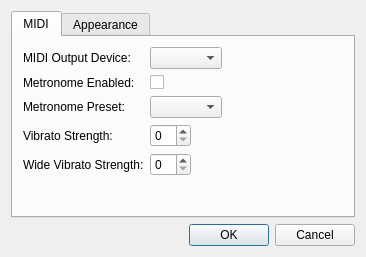
Old version of the form source/dialogs/preferencesdialog.ui in the repository powertab/powertabeditor.
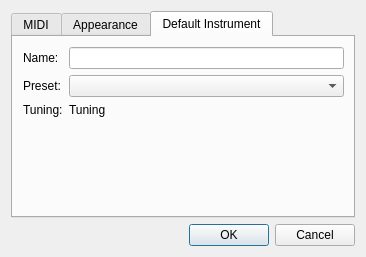
New version of the form. The open tabs and pages were chosen to show the change. Custom widgets are drawn as their Qt base class.

Commit message: Allow the default name, preset, and tuning to be customized for new guitars that are added.

```diff
--- a/source/dialogs/preferencesdialog.ui
+++ b/source/dialogs/preferencesdialog.ui
@@ -135,6 +135,57 @@
        </layout>
       </widget>
      </widget>
+     <widget class="QWidget" name="defaultsTab">
+      <attribute name="title">
+       <string>Default Instrument</string>
+      </attribute>
+      <widget class="QWidget" name="formLayoutWidget_3">
+       <property name="geometry">
+        <rect>
+         <x>10</x>
+         <y>10</y>
+         <width>321</width>
+         <height>151</height>
+        </rect>
+       </property>
+       <layout class="QFormLayout" name="formLayout_3">
+        <item row="0" column="0">
+         <widget class="QLabel" name="defaultInstrumentNameLabel">
+          <property name="text">
+           <string>Name:</string>
+          </property>
+         </widget>
+        </item>
+        <item row="0" column="1">
+         <widget class="QLineEdit" name="defaultInstrumentNameLineEdit"/>
+        </item>
+        <item row="1" column="0">
+         <widget class="QLabel" name="defaultPresetLabel">
+          <property name="text">
+           <string>Preset:</string>
+          </property>
+         </widget>
+        </item>
+        <item row="1" column="1">
+         <widget class="QComboBox" name="defaultPresetComboBox"/>
+        </item>
+        <item row="2" column="0">
+         <widget class="QLabel" name="defaultTuningLabel">
+          <property name="text">
+           <string>Tuning:</string>
+          </property>
+         </widget>
+        </item>
+        <item row="2" column="1">
+         <widget class="ClickableLabel" name="defaultTuningClickButton">
+          <property name="text">
+           <string>Tuning</string>
+          </property>
+         </widget>
+        </item>
+       </layout>
+      </widget>
+     </widget>
     </widget>
    </item>
    <item>
@@ -149,6 +200,13 @@
    </item>
   </layout>
  </widget>
+ <customwidgets>
+  <customwidget>
+   <class>ClickableLabel</class>
+   <extends>QLabel</extends>
+   <header>widgets/clickablelabel.h</header>
+  </customwidget>
+ </customwidgets>
  <resources/>
  <connections>
   <connection>
```
The commit also changes 12 other files.
